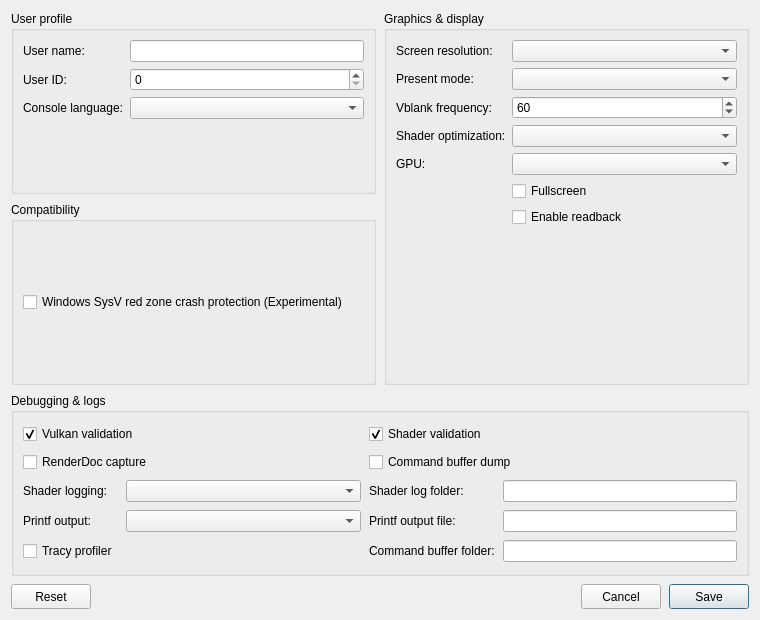
Above: src/launcher/forms/configuration_edit_dialog.ui from ChronoRPG/KytyPS5AstroAMD before the change. Below: the same form after it.
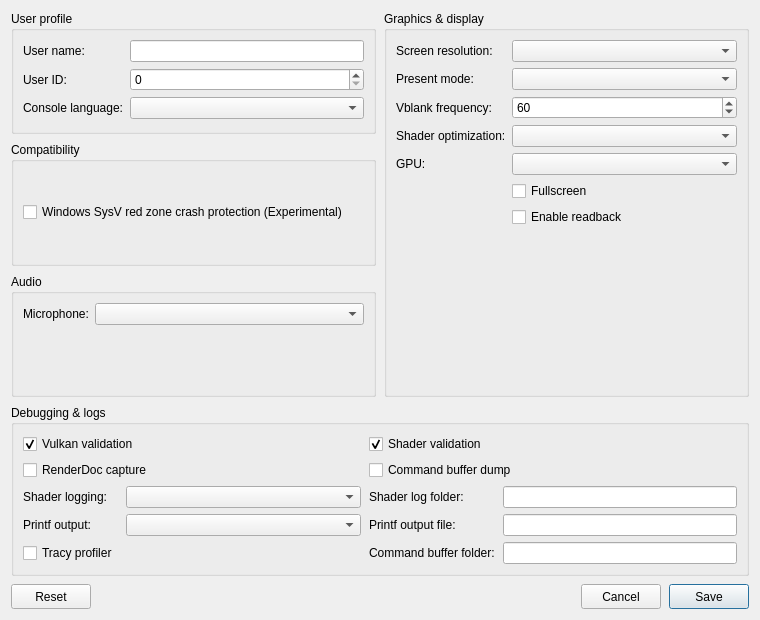
That is the form after the change. Custom widgets are drawn as their Qt base class.

Commit message: Add launcher microphone selection and SDL AudioIn capture

```diff
--- a/src/launcher/forms/configuration_edit_dialog.ui
+++ b/src/launcher/forms/configuration_edit_dialog.ui
@@ -75,7 +75,25 @@
        </layout>
       </widget>
      </item>
-     <item row="0" column="1" rowspan="2">
+     <item row="2" column="0">
+      <widget class="QGroupBox" name="audio_group">
+       <property name="title"><string>Audio</string></property>
+       <layout class="QFormLayout" name="audioLayout">
+        <property name="fieldGrowthPolicy">
+         <enum>QFormLayout::AllNonFixedFieldsGrow</enum>
+        </property>
+        <item row="0" column="0">
+         <widget class="QLabel" name="label_audio_input_device">
+          <property name="text"><string>Microphone:</string></property>
+         </widget>
+        </item>
+        <item row="0" column="1">
+         <widget class="QComboBox" name="comboBox_audio_input_device"/>
+        </item>
+       </layout>
+      </widget>
+     </item>
+     <item row="0" column="1" rowspan="3">
       <widget class="QGroupBox" name="graphics_group">
        <property name="title">
         <string>Graphics &amp;&amp; display</string>
@@ -152,7 +170,7 @@
        </layout>
       </widget>
      </item>
-     <item row="2" column="0" colspan="2">
+     <item row="3" column="0" colspan="2">
       <widget class="QGroupBox" name="debug_group">
        <property name="title">
         <string>Debugging &amp;&amp; logs</string>
```
The commit also changes 8 other files.
